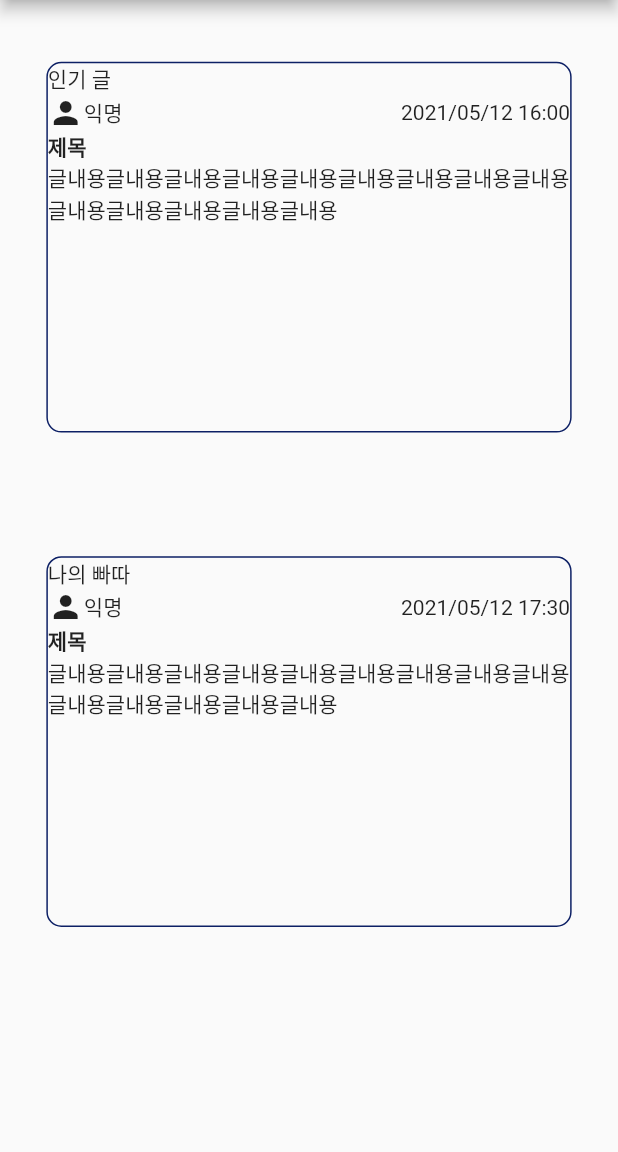
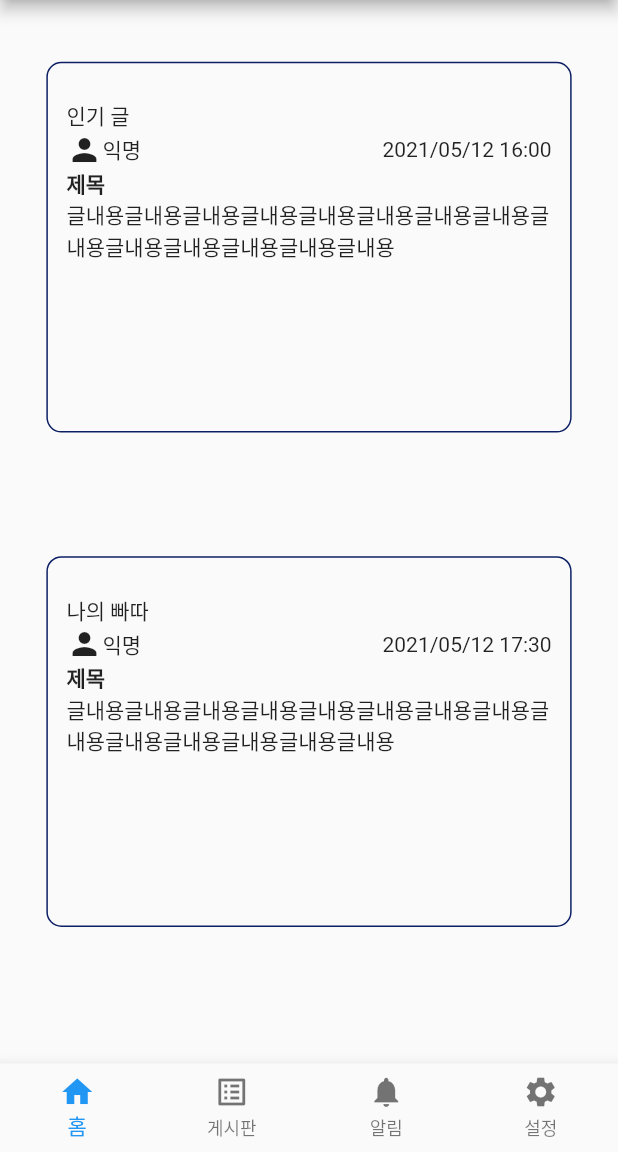
Before and after one commit to bioroid17/MediaProject, a Flutter app: the screen it shows after launch, after a tap on "로그인", on a phone screen of 412 x 824 dp, the part 84-1236 px from its top. Run offline on Flutter 3.47's test engine with Material 2 defaults, Android fonts, the phone set to English and light mode, and no system bars.

Commit message:
navbar 완성

```diff
--- a/batta/lib/screen/screen_home.dart
+++ b/batta/lib/screen/screen_home.dart
@@ -34,15 +34,18 @@ class _HomeScreenState extends State<HomeScreen> {
                   ),
                   width: width * 0.85,
                   height: height * 0.3,
-                  child: Column(
+                  padding: EdgeInsets.symmetric(
+                    vertical: height * 0.03,
+                    horizontal: width * 0.03,
+                  ),
+                  child: const Column(
                     crossAxisAlignment: CrossAxisAlignment.start,
                     children: [
-                      const Text("인기 글"),
+                      Text("인기 글"),
                       Row(
                         mainAxisAlignment: MainAxisAlignment.spaceBetween,
                         children: [
-                          Container(
-                            child: const Row(
+                          Row(
                             children: [
                               Icon(
                                 Icons.person,
@@ -50,18 +53,17 @@ class _HomeScreenState extends State<HomeScreen> {
                               Text("익명"),
                             ],
                           ),
-                          ),
-                          const Text("2021/05/12 16:00"),
+                          Text("2021/05/12 16:00"),
                         ],
                       ),
-                      const Text(
+                      Text(
                         "제목",
                         style: TextStyle(
                           fontSize: 14,
                           fontWeight: FontWeight.bold,
                         ),
                       ),
-                      const Text("글내용글내용글내용글내용글내용글내용글내용글내용글내용글내용글내용글내용글내용글내용")
+                      Text("글내용글내용글내용글내용글내용글내용글내용글내용글내용글내용글내용글내용글내용글내용")
                     ],
                   ),
                 ),
@@ -77,15 +79,18 @@ class _HomeScreenState extends State<HomeScreen> {
                   ),
                   width: width * 0.85,
                   height: height * 0.3,
-                  child: Column(
+                  padding: EdgeInsets.symmetric(
+                    vertical: height * 0.03,
+                    horizontal: width * 0.03,
+                  ),
+                  child: const Column(
                     crossAxisAlignment: CrossAxisAlignment.start,
                     children: [
-                      const Text("나의 빠따"),
+                      Text("나의 빠따"),
                       Row(
                         mainAxisAlignment: MainAxisAlignment.spaceBetween,
                         children: [
-                          Container(
-                            child: const Row(
+                          Row(
                             children: [
                               Icon(
                                 Icons.person,
@@ -93,18 +98,17 @@ class _HomeScreenState extends State<HomeScreen> {
                               Text("익명"),
                             ],
                           ),
-                          ),
-                          const Text("2021/05/12 17:30"),
+                          Text("2021/05/12 17:30"),
                         ],
                       ),
-                      const Text(
+                      Text(
                         "제목",
                         style: TextStyle(
                           fontSize: 14,
                           fontWeight: FontWeight.bold,
                         ),
                       ),
-                      const Text("글내용글내용글내용글내용글내용글내용글내용글내용글내용글내용글내용글내용글내용글내용")
+                      Text("글내용글내용글내용글내용글내용글내용글내용글내용글내용글내용글내용글내용글내용글내용")
                     ],
                   ),
                 ),
--- a/batta/lib/screen/screen_login.dart
+++ b/batta/lib/screen/screen_login.dart
@@ -1,4 +1,4 @@
-import 'package:batta/screen/screen_home.dart';
+import 'package:batta/screen/screen_navbar.dart';
 import 'package:batta/screen/screen_register.dart';
 import 'package:flutter/material.dart';
 
@@ -22,7 +22,8 @@ class _LoginScreenState extends State<LoginScreen> {
           title: const Text('BATTA 로그인'),
           centerTitle: true,
         ),
-        body: Center(
+        body: SingleChildScrollView(
+          child: Center(
             child: Container(
               decoration: BoxDecoration(
                 border: Border.all(
@@ -85,7 +86,7 @@ class _LoginScreenState extends State<LoginScreen> {
                             Navigator.push(
                               context,
                               MaterialPageRoute(
-                              builder: (context) => const HomeScreen(),
+                                builder: (context) => const NavbarScreen(),
                               ),
                             );
                           },
@@ -129,6 +130,7 @@ class _LoginScreenState extends State<LoginScreen> {
             ),
           ),
         ),
+      ),
     );
   }
 }
--- a/batta/lib/screen/screen_navbar.dart
+++ b/batta/lib/screen/screen_navbar.dart
@@ -1,20 +1,21 @@
+import 'package:batta/screen/screen_boardlist.dart';
 import 'package:batta/screen/screen_home.dart';
 import 'package:flutter/material.dart';
 
-class NavbarWidget extends StatefulWidget {
-  const NavbarWidget({super.key});
+class NavbarScreen extends StatefulWidget {
+  const NavbarScreen({super.key});
 
   @override
-  State<NavbarWidget> createState() => _NavbarWidgetState();
+  State<NavbarScreen> createState() => _NavbarScreenState();
 }
 
-class _NavbarWidgetState extends State<NavbarWidget> {
+class _NavbarScreenState extends State<NavbarScreen> {
   int _selectedIndex = 0; // 처음에 나올 화면 지정
 
   // 이동할 페이지
   final List<Widget> _pages = [
     const HomeScreen(),
-    const Text('page2'),
+    const BoardListScreen(),
     const Text('page3'),
     const Text('page4'),
   ];
@@ -38,19 +39,19 @@ class _NavbarWidgetState extends State<NavbarWidget> {
           items: const <BottomNavigationBarItem>[
             BottomNavigationBarItem(
               icon: Icon(Icons.home),
-              label: 'Home',
+              label: '홈',
             ),
             BottomNavigationBarItem(
-              icon: Icon(Icons.search),
-              label: 'Search',
+              icon: Icon(Icons.list_alt_outlined),
+              label: '게시판',
+            ),
+            BottomNavigationBarItem(
+              icon: Icon(Icons.notifications),
+              label: '알림',
             ),
             BottomNavigationBarItem(
               icon: Icon(Icons.settings),
-              label: 'Settings',
-            ),
-            BottomNavigationBarItem(
-              icon: Icon(Icons.settings),
-              label: 'Settings',
+              label: '설정',
             ),
           ],
         ));
```
Also changed, not shown: batta/lib/screen/screen_boardlist.dart (added, +65 -0 lines), batta/lib/screen/screen_notice.dart (added, +15 -0 lines), batta/lib/screen/screen_register.dart (+102 -5 lines), 1 other file. Lines whose indentation alone changed are shown as unchanged.
